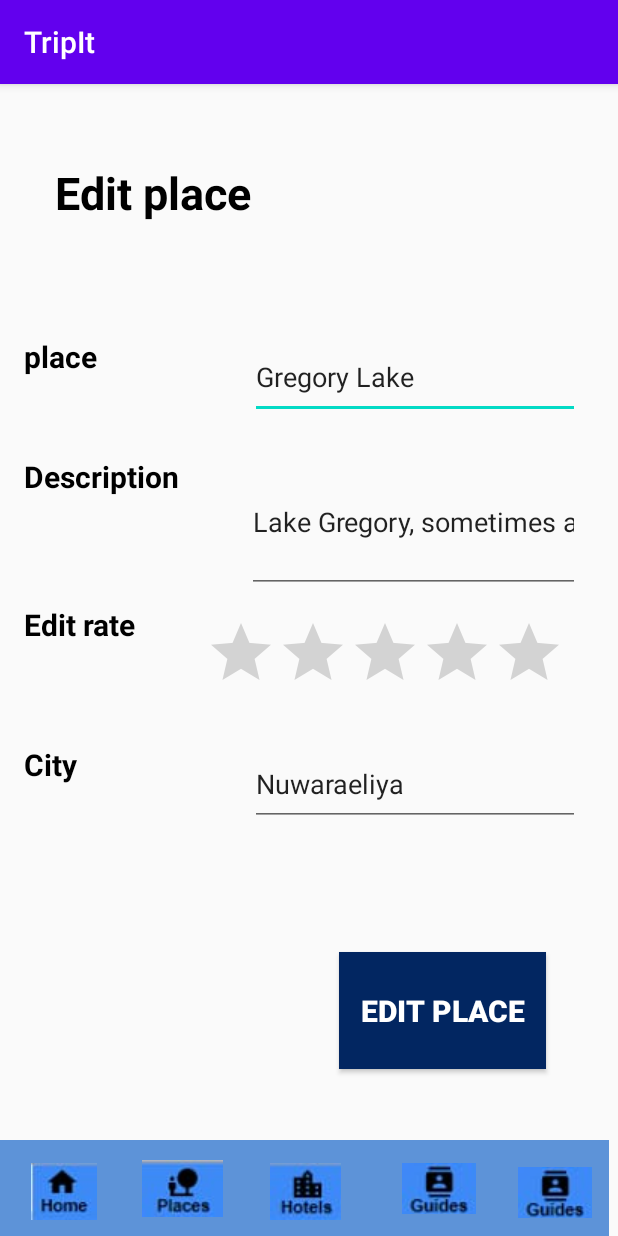
After one commit to SurekhaChandrarathna/PlacesManagement, an Android app: the EditForm screen opened directly, with no data from a screen before it, on a phone screen of 412 x 824 dp. The commit adds this screen. Run offline under Robolectric (Android 15) with nearby library versions, the phone set to English and light mode, and no system bars.

Commit message:
seventh commit

```diff
--- a/app/src/main/AndroidManifest.xml
+++ b/app/src/main/AndroidManifest.xml
@@ -9,7 +9,8 @@
         android:roundIcon="@mipmap/ic_launcher_round"
         android:supportsRtl="true"
         android:theme="@style/AppTheme">
-        <activity android:name=".adminView"></activity>
+        <activity android:name=".EditForm"></activity>
+        <activity android:name=".adminView" />
         <activity android:name=".Addform" />
         <activity android:name=".AdminPg" />
         <activity android:name=".ViewPlace" />
--- /dev/null
+++ b/app/src/main/java/com/example/tripit/EditForm.java
@@ -0,0 +1,14 @@
+package com.example.tripit;
+
+import androidx.appcompat.app.AppCompatActivity;
+
+import android.os.Bundle;
+
+public class EditForm extends AppCompatActivity {
+
+    @Override
+    protected void onCreate(Bundle savedInstanceState) {
+        super.onCreate(savedInstanceState);
+        setContentView(R.layout.activity_edit_form);
+    }
+}
--- /dev/null
+++ b/app/src/main/res/layout/activity_edit_form.xml
@@ -0,0 +1,232 @@
+<?xml version="1.0" encoding="utf-8"?>
+<androidx.constraintlayout.widget.ConstraintLayout xmlns:android="http://schemas.android.com/apk/res/android"
+    xmlns:app="http://schemas.android.com/apk/res-auto"
+    xmlns:tools="http://schemas.android.com/tools"
+    android:layout_width="match_parent"
+    android:layout_height="match_parent"
+    tools:context=".EditForm">
+
+    <androidx.appcompat.widget.Toolbar
+        android:id="@+id/toolbar2"
+        android:layout_width="406dp"
+        android:layout_height="64dp"
+        android:background="@color/tiColor1"
+        android:minHeight="?attr/actionBarSize"
+        android:theme="?attr/actionBarTheme"
+        app:layout_constraintBottom_toBottomOf="parent"
+        app:layout_constraintEnd_toEndOf="parent"
+        app:layout_constraintHorizontal_bias="0.0"
+        app:layout_constraintStart_toStartOf="parent"
+        app:layout_constraintTop_toTopOf="parent"
+        app:layout_constraintVertical_bias="1.0" />
+
+    <ImageButton
+        android:id="@+id/imageButton1"
+        android:layout_width="67dp"
+        android:layout_height="59dp"
+        android:background="@color/tiColor1"
+        app:layout_constraintBottom_toBottomOf="parent"
+        app:layout_constraintEnd_toEndOf="@+id/toolbar2"
+        app:layout_constraintHorizontal_bias="0.026"
+        app:layout_constraintStart_toStartOf="parent"
+        app:srcCompat="@drawable/home" />
+
+    <ImageButton
+        android:id="@+id/imageButton2"
+        android:layout_width="58dp"
+        android:layout_height="64dp"
+        android:layout_marginTop="10dp"
+        android:background="@color/tiColor1"
+        app:layout_constraintBottom_toBottomOf="parent"
+        app:layout_constraintEnd_toEndOf="@+id/toolbar2"
+        app:layout_constraintHorizontal_bias="0.267"
+        app:layout_constraintStart_toStartOf="parent"
+        app:layout_constraintTop_toTopOf="@+id/toolbar2"
+        app:layout_constraintVertical_bias="1.0"
+        app:srcCompat="@drawable/place" />
+
+    <ImageButton
+        android:id="@+id/imageButton3"
+        android:layout_width="73dp"
+        android:layout_height="59dp"
+        android:background="@color/tiColor1"
+        app:layout_constraintBottom_toBottomOf="@+id/toolbar2"
+        app:layout_constraintEnd_toEndOf="@+id/toolbar2"
+        app:layout_constraintStart_toStartOf="@+id/toolbar2"
+        app:srcCompat="@drawable/hotel" />
+
+    <ImageButton
+        android:id="@+id/imageButton4"
+        android:layout_width="66dp"
+        android:layout_height="53dp"
+        android:layout_marginStart="256dp"
+        android:layout_marginTop="5dp"
+        android:layout_marginEnd="77dp"
+        android:layout_marginBottom="6dp"
+        android:background="@color/tiColor1"
+        app:layout_constraintBottom_toBottomOf="@+id/toolbar2"
+        app:layout_constraintEnd_toEndOf="@+id/toolbar2"
+        app:layout_constraintStart_toStartOf="@+id/toolbar2"
+        app:layout_constraintTop_toTopOf="@+id/toolbar2"
+        app:srcCompat="@drawable/guide" />
+
+    <ImageButton
+        android:id="@+id/imageButton5"
+        android:layout_width="57dp"
+        android:layout_height="50dp"
+        android:layout_marginStart="341dp"
+        android:layout_marginTop="6dp"
+        android:background="@color/tiColor1"
+        app:layout_constraintBottom_toBottomOf="parent"
+        app:layout_constraintStart_toStartOf="@+id/toolbar2"
+        app:layout_constraintTop_toTopOf="@+id/toolbar2"
+        app:srcCompat="@drawable/guide" />
+
+    <TextView
+        android:id="@+id/textView13"
+        android:layout_width="171dp"
+        android:layout_height="81dp"
+        android:text="@string/Edit"
+        android:textColor="@color/common_google_signin_btn_text_dark_focused"
+        android:textSize="30sp"
+        android:textStyle="bold"
+        app:layout_constraintBottom_toBottomOf="parent"
+        app:layout_constraintEnd_toEndOf="parent"
+        app:layout_constraintHorizontal_bias="0.153"
+        app:layout_constraintStart_toStartOf="parent"
+        app:layout_constraintTop_toTopOf="parent"
+        app:layout_constraintVertical_bias="0.076" />
+
+    <TextView
+        android:id="@+id/textVie"
+        android:layout_width="120dp"
+        android:layout_height="75dp"
+        android:text="@string/place"
+        android:textColor="@color/common_google_signin_btn_text_dark_focused"
+        android:textSize="20sp"
+        android:textStyle="bold"
+        app:layout_constraintBottom_toBottomOf="parent"
+        app:layout_constraintEnd_toEndOf="parent"
+        app:layout_constraintHorizontal_bias="0.054"
+        app:layout_constraintStart_toStartOf="parent"
+        app:layout_constraintTop_toTopOf="parent"
+        app:layout_constraintVertical_bias="0.243" />
+
+    <TextView
+        android:id="@+id/textVie2"
+        android:layout_width="120dp"
+        android:layout_height="75dp"
+        android:text="@string/des"
+        android:textColor="@color/common_google_signin_btn_text_dark_focused"
+        android:textSize="20sp"
+        android:textStyle="bold"
+        app:layout_constraintBottom_toBottomOf="parent"
+        app:layout_constraintEnd_toEndOf="parent"
+        app:layout_constraintHorizontal_bias="0.054"
+        app:layout_constraintStart_toStartOf="parent"
+        app:layout_constraintTop_toTopOf="parent"
+        app:layout_constraintVertical_bias="0.358" />
+
+    <TextView
+        android:id="@+id/textVie3"
+        android:layout_width="120dp"
+        android:layout_height="75dp"
+        android:text="@string/editrate"
+        android:textColor="@color/common_google_signin_btn_text_dark_focused"
+        android:textSize="20sp"
+        android:textStyle="bold"
+        app:layout_constraintBottom_toBottomOf="parent"
+        app:layout_constraintEnd_toEndOf="parent"
+        app:layout_constraintHorizontal_bias="0.054"
+        app:layout_constraintStart_toStartOf="parent"
+        app:layout_constraintTop_toTopOf="parent" />
+
+    <TextView
+        android:id="@+id/textVie4"
+        android:layout_width="120dp"
+        android:layout_height="75dp"
+        android:text="@string/city"
+        android:textColor="@color/common_google_signin_btn_text_dark_focused"
+        android:textSize="20sp"
+        android:textStyle="bold"
+        app:layout_constraintBottom_toBottomOf="parent"
+        app:layout_constraintEnd_toEndOf="parent"
+        app:layout_constraintHorizontal_bias="0.054"
+        app:layout_constraintStart_toStartOf="parent"
+        app:layout_constraintTop_toTopOf="parent"
+        app:layout_constraintVertical_bias="0.635" />
+
+
+
+    <EditText
+        android:id="@+id/editplace"
+        android:layout_width="220dp"
+        android:layout_height="55dp"
+        android:layout_marginEnd="16dp"
+        android:ems="10"
+        android:inputType="textPersonName"
+        android:text="@string/Pls2"
+        app:layout_constraintBottom_toBottomOf="parent"
+        app:layout_constraintEnd_toEndOf="parent"
+        app:layout_constraintHorizontal_bias="0.948"
+        app:layout_constraintStart_toStartOf="parent"
+        app:layout_constraintTop_toTopOf="parent"
+        app:layout_constraintVertical_bias="0.236" />
+
+    <EditText
+        android:id="@+id/editl"
+        android:layout_width="222dp"
+        android:layout_height="94dp"
+        android:ems="10"
+        android:inputType="textPersonName"
+        android:text="@string/lakeGreg"
+        app:layout_constraintBottom_toBottomOf="parent"
+        app:layout_constraintEnd_toEndOf="parent"
+        app:layout_constraintHorizontal_bias="0.868"
+        app:layout_constraintStart_toStartOf="parent"
+        app:layout_constraintTop_toTopOf="parent"
+        app:layout_constraintVertical_bias="0.364" />
+
+
+    <EditText
+        android:id="@+id/editcity"
+        android:layout_width="220dp"
+        android:layout_height="55dp"
+        android:layout_marginEnd="16dp"
+        android:ems="10"
+        android:inputType="textPersonName"
+        android:text="@string/TVI2"
+        app:layout_constraintBottom_toBottomOf="parent"
+        app:layout_constraintEnd_toEndOf="parent"
+        app:layout_constraintHorizontal_bias="0.948"
+        app:layout_constraintStart_toStartOf="parent"
+        app:layout_constraintTop_toTopOf="parent"
+        app:layout_constraintVertical_bias="0.616" />
+
+    <RatingBar
+        android:id="@+id/ratingBar3"
+        android:layout_width="wrap_content"
+        android:layout_height="wrap_content"
+        app:layout_constraintBottom_toBottomOf="parent"
+        app:layout_constraintEnd_toEndOf="parent"
+        app:layout_constraintHorizontal_bias="0.795"
+        app:layout_constraintStart_toStartOf="parent"
+        app:layout_constraintTop_toTopOf="parent" />
+
+    <Button
+        android:id="@+id/button19"
+        android:layout_width="138dp"
+        android:layout_height="78dp"
+        android:background="@color/Adbtncolor"
+        android:text="@string/Edit"
+        android:textColor="@color/common_google_signin_btn_text_dark_default"
+        android:textSize="20sp"
+        android:textStyle="bold"
+        app:layout_constraintBottom_toBottomOf="parent"
+        app:layout_constraintEnd_toEndOf="parent"
+        app:layout_constraintHorizontal_bias="0.824"
+        app:layout_constraintStart_toStartOf="parent"
+        app:layout_constraintTop_toTopOf="parent"
+        app:layout_constraintVertical_bias="0.839" />
+
+</androidx.constraintlayout.widget.ConstraintLayout>
--- a/app/src/main/res/values/strings.xml
+++ b/app/src/main/res/values/strings.xml
@@ -7,6 +7,7 @@
     <string name="button_text4">Kegalle</string>
     <string name="button_text5">Mathale</string>
     <string name="button_text6">Yapahuwa</string>
+
     <string name="button_text7">Places</string>
     <string name="button_text8">Hotels</string>
     <string name="button_text9">Guides</string>
@@ -45,6 +46,8 @@
     <string name="adbtn">Add Places</string>
     <string name="adbtn1">View Places</string>
 
+    <string name = "Edit">Edit place</string>
+
     <!-- string resouces of add place form-->
 
     <string name="place">place</string>
@@ -59,6 +62,9 @@
     <string name="adcity">Enter City</string>
     <string name="edup">Drag photos here</string>
 
-    <string name = "view"> Places list</string>
+    <string name="view"> Places list</string>
+    <string name = "editrate">Edit rate</string>
+
+
 
 </resources>
```
